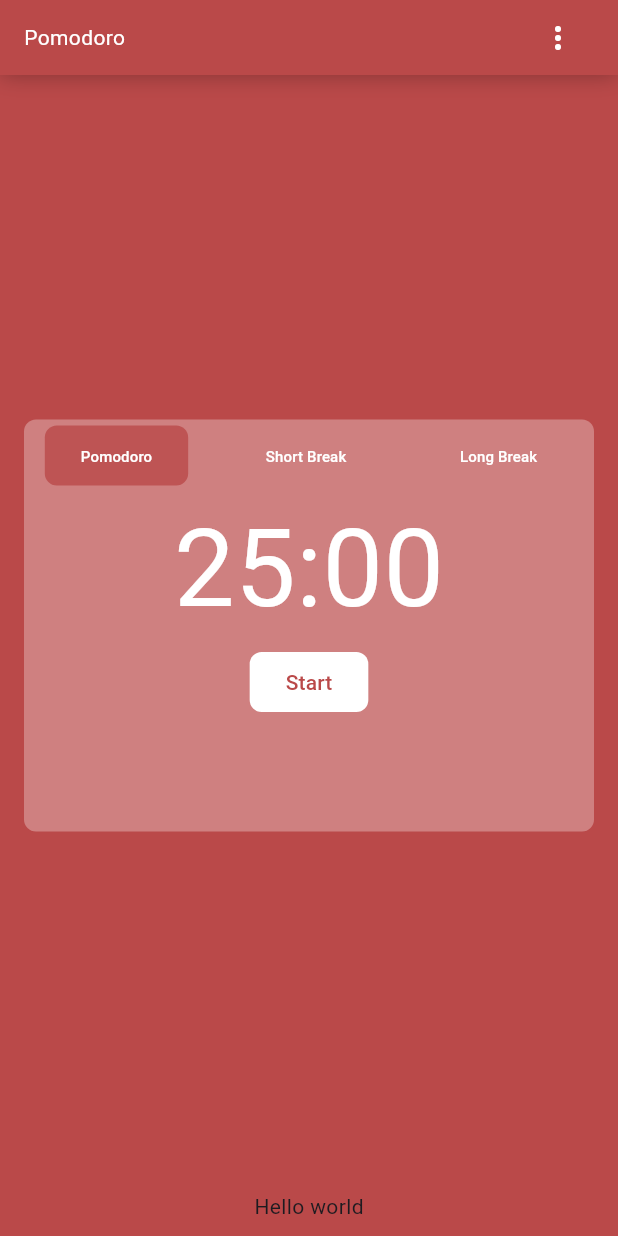
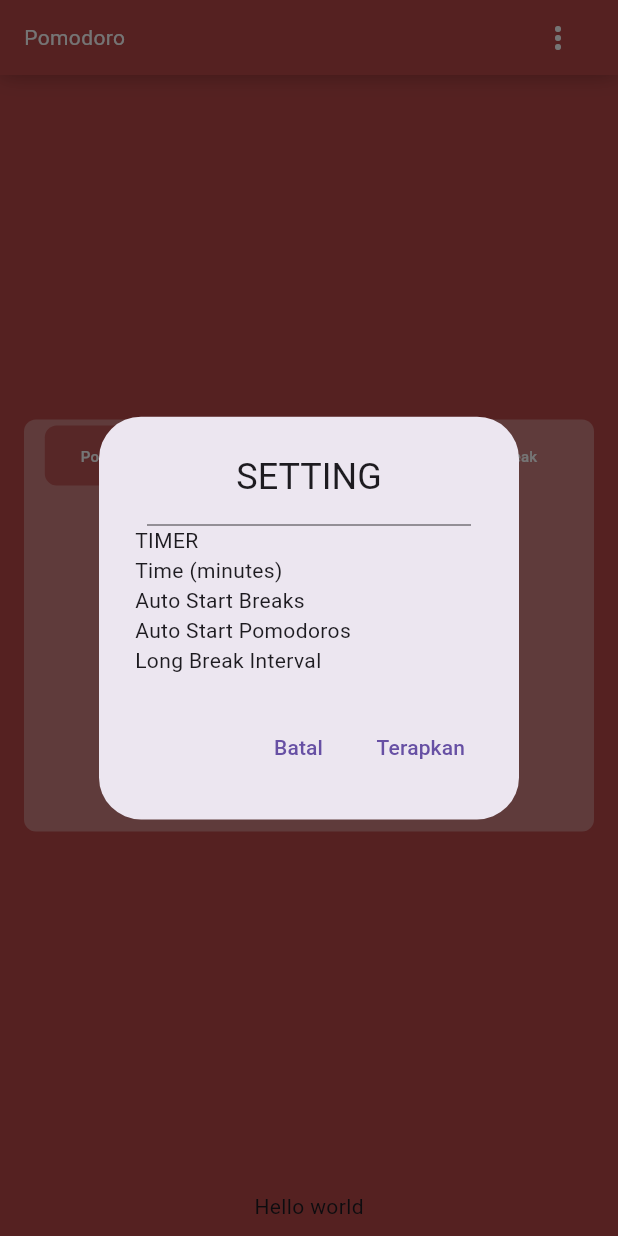
Before and after one commit to mfdpdev/pomodoro-app, a Flutter app: the screen it shows after launch, after a tap on the "more vert" icon, on a phone screen of 412 x 824 dp. Run offline on Flutter 3.47's test engine with Material 3 defaults, Android fonts, the phone set to English and light mode, and no system bars.

Commit message:
feat(header): Implementation of the settings view

```diff
--- a/lib/main.dart
+++ b/lib/main.dart
@@ -70,7 +70,71 @@ class _HomeState extends State<Home> {
                       IconButton(
                         icon: const Icon(Icons.more_vert, color: Colors.white),
                         onPressed: (){
+                          showDialog(
+                            context: context,
+                            builder: (BuildContext context) {
+                              // Widget yang akan ditampilkan sebagai modal
+                              return AlertDialog(
+                                title: Center(
+                                  child: const Text('SETTING')
+                                ),
+                                content: Column(
+                                  crossAxisAlignment: CrossAxisAlignment.start,
+                                  mainAxisSize: MainAxisSize.min,
+                                  children: [
+                                    Container(
+                                      height: 0.5,               // lebar garis
+                                      width: double.infinity,             // tinggi garis
+                                      color: Colors.black,     // warna garis
+                                      margin: EdgeInsets.symmetric(horizontal: 8),
+                                    ),
+                                    const Text('TIMER'),
+                                    const Text('Time (minutes)'),
+                                    Row(
+                                      children: [],
+                                    ),
+                                    Row(
+                                      children: [
+                                        const Text('Auto Start Breaks')
+                                      ],
+                                    ),
+                                    Row(
+                                      children: [
+                                        const Text('Auto Start Pomodoros')
+                                      ],
+                                    ),
+                                    Row(
+                                      children: [
+                                        const Text('Long Break Interval')
+                                      ],
+                                    ),
+                                  ]
+                                ),
+                                actions: <Widget>[
+                                  // Tombol "Batal"
+                                  TextButton(
+                                    child: const Text('Batal'),
+                                    onPressed: () {
+                                      // Perintah untuk menutup modal tanpa melakukan aksi
+                                      Navigator.of(context).pop();
+                                    },
+                                  ),
+                                  // Tombol "Terapkan"
+                                  TextButton(
+                                    child: const Text('Terapkan'),
+                                    onPressed: () {
+                                      // Aksi yang akan dijalankan saat tombol "Terapkan" diklik
+                                      // Misalnya, menyimpan data ke variabel atau database
+                                      print('Perubahan diterapkan!');
 
+                                      // Tutup modal setelah aksi selesai
+                                      Navigator.of(context).pop();
+                                    },
+                                  ),
+                                ],
+                              );
+                            },
+                          );
                         }
                       )
                     ]
```
